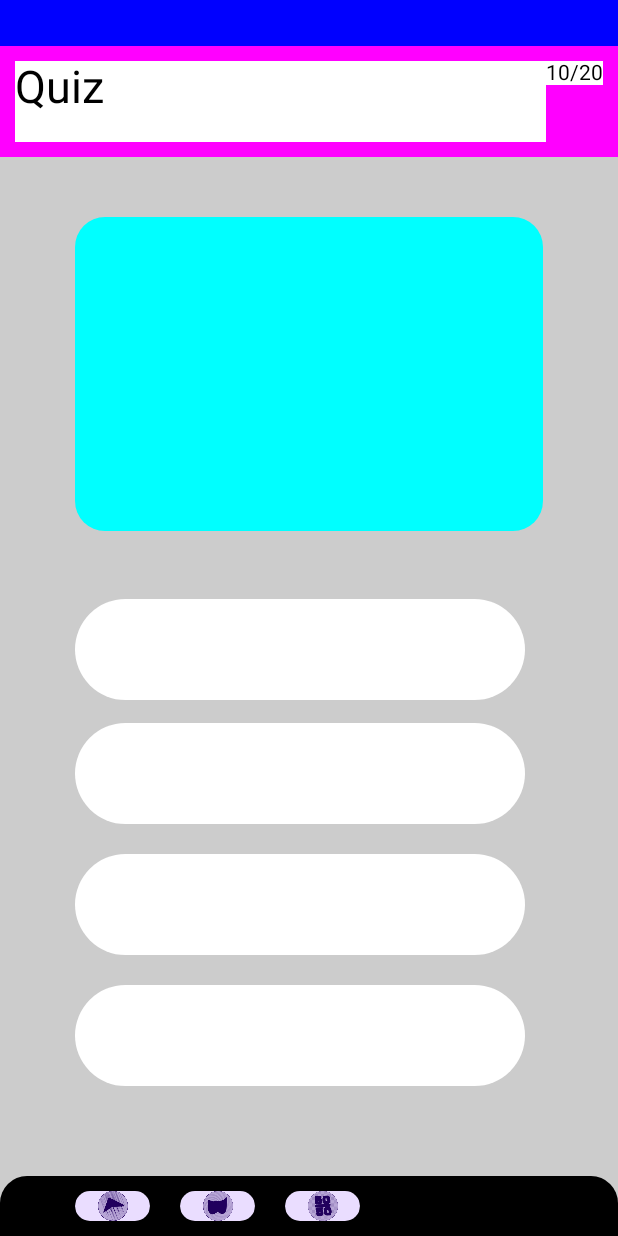
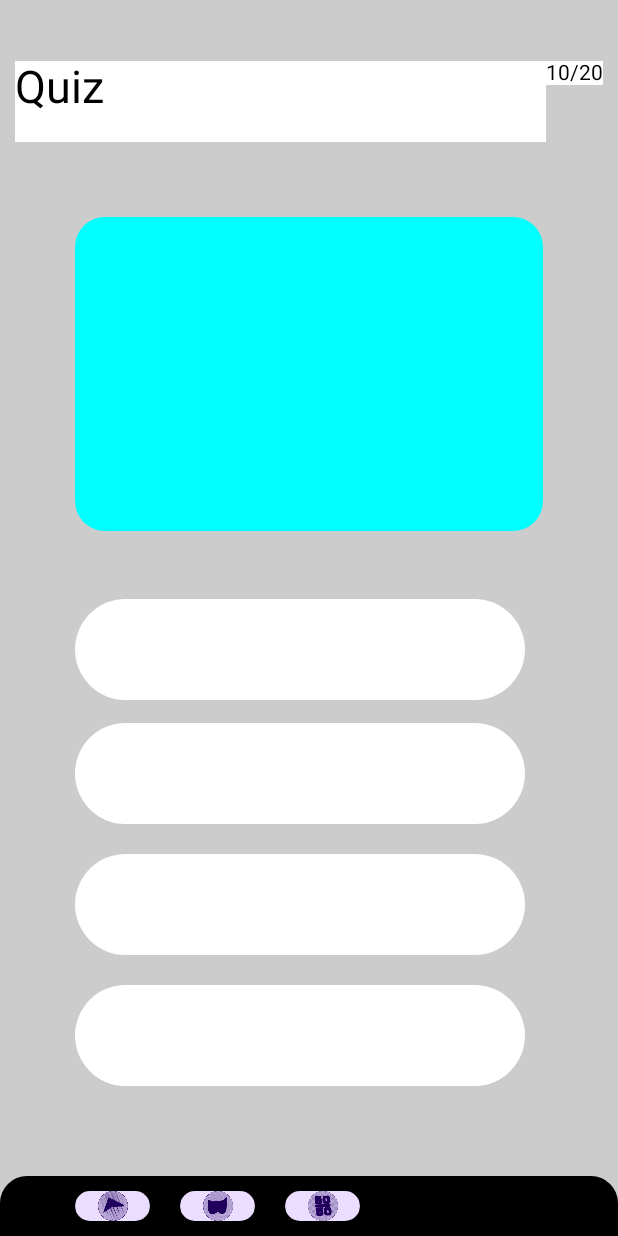
Before and after one commit to Harshith-10/IntelliQuest, an Android app built with Jetpack Compose: the @Preview function Lollt, on a phone screen of 412 x 824 dp. Run offline under Robolectric (Android 15) with nearby library versions, the phone set to English and light mode, and no system bars.

Commit message:
changes in ui in quiz page  and adding some icons

```diff
--- a/app/src/main/java/zenithcodz/intelliquest/screens/QuizScreen.kt
+++ b/app/src/main/java/zenithcodz/intelliquest/screens/QuizScreen.kt
@@ -53,7 +53,7 @@ fun quizzez() {
     ) {
         Row (
             modifier = Modifier
-                .background(Color.Blue)
+                .background(Color.Transparent)
                 .padding(15.dp)
                 .fillMaxWidth()
 
@@ -62,7 +62,7 @@ fun quizzez() {
         }
         Row (
             modifier = Modifier
-                .background(Color.Magenta)
+                .background(Color.Transparent)
                 .padding(10.dp)
                 .fillMaxWidth()
 
@@ -73,22 +73,17 @@ fun quizzez() {
                     .width(118.dp)
                     .height(54.dp)
                     .weight(2F)
-
             ){
                 Text(text = "Quiz",
                     fontSize =30.sp )
-
             }
             Row (
                 modifier = Modifier
                     .background(Color.White)
             ){
                 Text(text = "10/20")
-
             }
         }
-
-
             Box(
                 modifier = Modifier
                     .padding(horizontal = 50.dp, vertical = 40.dp)
@@ -142,9 +137,6 @@ fun quizzez() {
 
             colors = ButtonDefaults.buttonColors(containerColor = Color.Transparent),
         ) {}
-
-
-
             Box(modifier = Modifier
                 .size(width = 756.dp, height = 500.dp)
                 .background(
@@ -182,7 +174,7 @@ fun quizzez() {
                             .clickable {}
                     ){
                         Icon(painterResource(id =R.drawable.doublejeopardy_modified ),
-                            contentDescription = "Players can get 1.5x the score for 20 seconds when they play at a faster speed ")
+                            contentDescription = "Players get double the score if they choose the correct answer but lose it all if they choose the wrong answer")
                     }
                     Spacer(modifier = Modifier.width(20.dp))
                     FloatingActionButton(onClick = { /*TODO*/ },
@@ -193,7 +185,7 @@ fun quizzez() {
                             .clickable {}
                     ){
                         Icon(painterResource(id =R.drawable.fifty_fiftypowerupmodified ),
-                            contentDescription = "Players can get 1.5x the score for 20 seconds when they play at a faster speed ")
+                            contentDescription = "Eliminates half of the incorrect answer options ")
                     }
 
                 }
```
Also changed, not shown: app/src/main/res/drawable/colorphyicon.png (added), app/src/main/res/drawable/data_structures_and_algorithms.png (added), app/src/main/res/drawable/database_management.png (added), app/src/main/res/drawable/introduction_to_programming.png (added), app/src/main/res/drawable/oopsicon.png (added), app/src/main/res/drawable/version_control.png (added), app/src/main/res/drawable/web_development.png (added).
